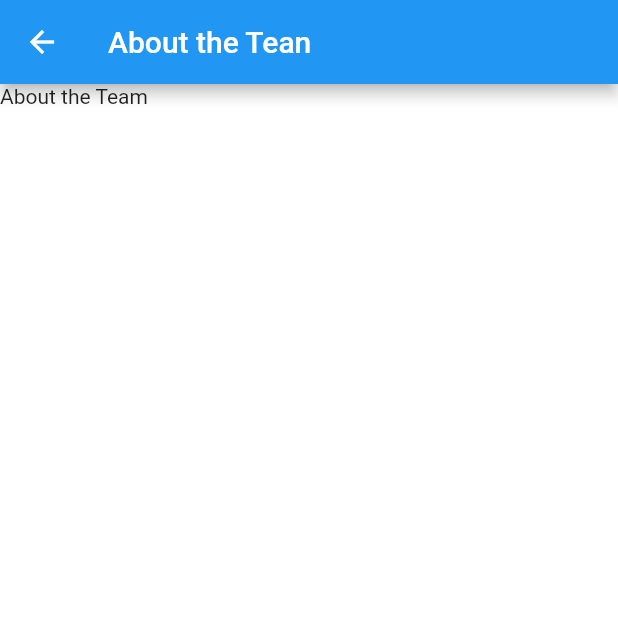
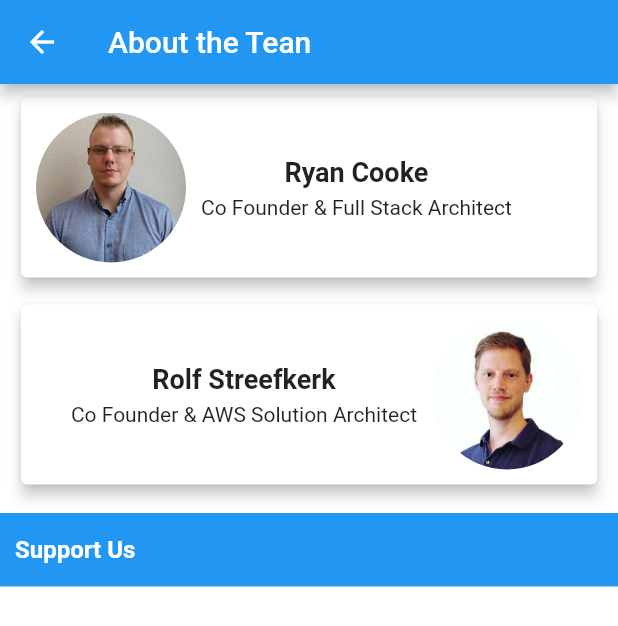
Before and after one commit to TheGuy686/my-e2, a Flutter app: the AboutTheTeamPage screen opened directly, on a phone screen of 412 x 824 dp. Shown: the top 626 px of the screen. Run offline on Flutter 3.47's test engine with Material 2 defaults, Android fonts, the light colour scheme and no system bars; our stand-ins replace flutter_settings_screens, flutter_svg, motion_tab_bar, shared_preferences, youtube_player_flutter; accounts and stored records are empty.

Commit message:
after almost getting the about the team page done

```diff
--- a/lib/pages/dashboard/Dashbaord.dart
+++ b/lib/pages/dashboard/Dashbaord.dart
@@ -130,10 +130,6 @@ class _DashboardState extends State<Dashboard> {
     inspect(widget.appState);
 
     if (widget.appState.annons.annons.length == 0) return Container();
-
-    print('HERE');
-
-    inspect(widget.appState);
 
     return AnnouncementTimer(
       annon: widget.appState.annons.annons[0],
@@ -346,7 +342,7 @@ class _DashboardState extends State<Dashboard> {
                   delegate: SliverChildBuilderDelegate(
                     (context, index) {
                       final prop = widget.appState.prof.properties[index];
-                      //   inspect(prop);
+
                       return GestureDetector(
                         onTap: () => {print('clicked')},
                         child: Card(
--- a/lib/pages/settings/AboutTheTeam.dart
+++ b/lib/pages/settings/AboutTheTeam.dart
@@ -19,14 +19,130 @@ class _AboutTheTeamPageState extends State<AboutTheTeamPage> {
 
   @override
   Widget build(BuildContext context) {
+    double imageWidth = 100;
+
     return Scaffold(
       appBar: AppBar(
         title: const Text('About the Tean'),
       ),
       backgroundColor: Colors.white,
-      body: Stack(
-        children: [
-          Text('About the Team'),
+      body: CustomScrollView(
+        slivers: <Widget>[
+          SliverToBoxAdapter(
+            child: Row(
+              children: [
+                Expanded(
+                  child: Padding(
+                    padding: EdgeInsets.fromLTRB(10, 5, 10, 5),
+                    child: Card(
+                      elevation: 4,
+                      child: Padding(
+                        padding: EdgeInsets.all(10),
+                        child: Row(
+                          children: [
+                            ClipRRect(
+                              borderRadius:
+                                  BorderRadius.circular(imageWidth / 2),
+                              child: Image(
+                                image: AssetImage('lib/assets/team/ryan.jpg'),
+                                width: imageWidth,
+                              ),
+                            ),
+                            SizedBox(width: 10),
+                            Column(
+                              children: [
+                                Text(
+                                  'Ryan Cooke',
+                                  textAlign: TextAlign.left,
+                                  style: TextStyle(
+                                    fontSize: 18,
+                                    fontWeight: FontWeight.w700,
+                                  ),
+                                ),
+                                SizedBox(height: 5),
+                                Text(
+                                  'Co Founder & Full Stack Architect',
+                                  textAlign: TextAlign.left,
+                                ),
+                              ],
+                            ),
+                          ],
+                        ),
+                      ),
+                    ),
+                  ),
+                )
+              ],
+            ),
+          ),
+          SliverToBoxAdapter(
+            child: Row(
+              children: [
+                Expanded(
+                  child: Padding(
+                    padding: EdgeInsets.fromLTRB(10, 5, 10, 5),
+                    child: Card(
+                      elevation: 4,
+                      child: Padding(
+                        padding: EdgeInsets.all(10),
+                        child: Row(
+                          mainAxisAlignment: MainAxisAlignment.end,
+                          children: [
+                            Column(
+                              children: [
+                                Text(
+                                  'Rolf Streefkerk',
+                                  textAlign: TextAlign.left,
+                                  style: TextStyle(
+                                    fontSize: 18,
+                                    fontWeight: FontWeight.w700,
+                                  ),
+                                ),
+                                SizedBox(height: 5),
+                                Text(
+                                  'Co Founder & AWS Solution Architect',
+                                  textAlign: TextAlign.left,
+                                ),
+                              ],
+                            ),
+                            SizedBox(width: 10),
+                            ClipRRect(
+                              borderRadius:
+                                  BorderRadius.circular(imageWidth / 2),
+                              child: Image(
+                                image: AssetImage('lib/assets/team/rolf.jpg'),
+                                width: imageWidth,
+                              ),
+                            ),
+                          ],
+                        ),
+                      ),
+                    ),
+                  ),
+                )
+              ],
+            ),
+          ),
+          SliverToBoxAdapter(
+            child: SizedBox(height: 10),
+          ),
+          SliverToBoxAdapter(
+            child: Container(
+              color: Colors.blue,
+              width: double.infinity,
+              child: Padding(
+                padding: EdgeInsets.fromLTRB(10, 15, 10, 15),
+                child: Text(
+                  'Support Us',
+                  style: TextStyle(
+                    color: Colors.white,
+                    fontWeight: FontWeight.w700,
+                    fontSize: 16,
+                  ),
+                ),
+              ),
+            ),
+          ),
         ],
       ),
     );
--- a/pubspec.yaml
+++ b/pubspec.yaml
@@ -55,6 +55,7 @@ flutter:
   # To add assets to your application, add an assets section, like this:
   assets:
     - lib/assets/
+    - lib/assets/team/
 
   # An image asset can refer to one or more resolution-specific "variants", see
   # https://flutter.dev/assets-and-images/#resolution-aware.
```
Also changed, not shown: lib/assets/team/rolf.jpg (added), lib/assets/team/ryan.jpg (added), 1 other file.
